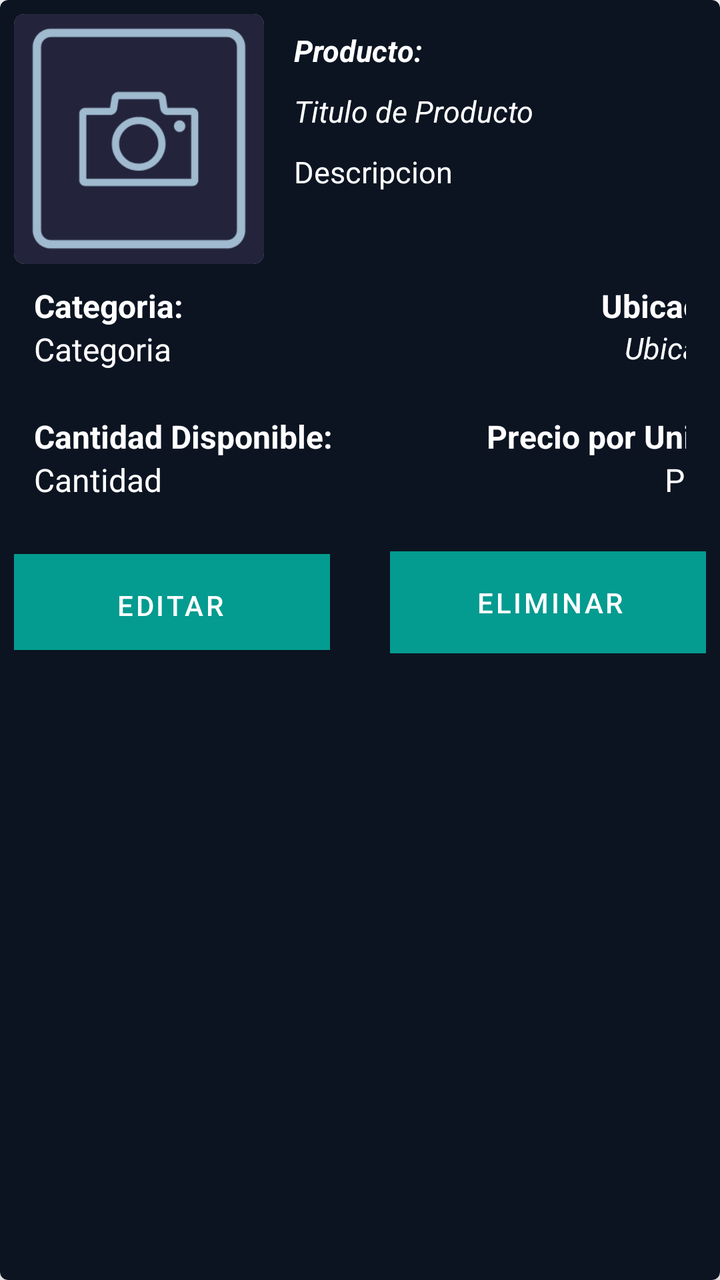
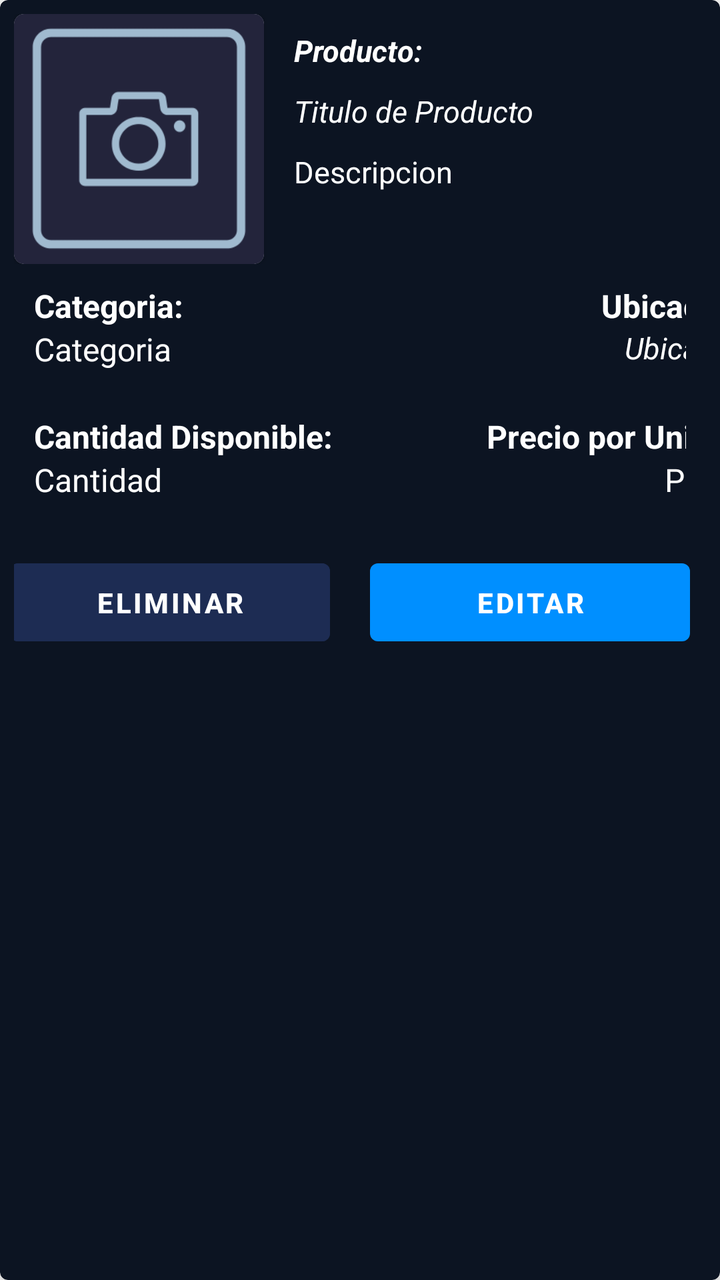

The first picture is an Android layout as it rendered before a commit; the second is the same layout after the commit. The layout source and the unified diff follow.
<!-- AndroidManifest.xml: application theme Theme.UNIverse -->
<!-- res/layout/activity_inventory.xml -->
<?xml version="1.0" encoding="utf-8"?>

<androidx.cardview.widget.CardView xmlns:android="http://schemas.android.com/apk/res/android"
    xmlns:app="http://schemas.android.com/apk/res-auto"
    android:layout_width="match_parent"
    android:layout_height="wrap_content"
    android:id="@+id/card_view_stock"
    android:layout_margin="8dp"
    app:cardBackgroundColor="@color/post"
    app:cardCornerRadius="4dp"
    app:cardElevation="6dp"
    app:contentPadding="2dp">

    <LinearLayout
        android:layout_width="match_parent"
        android:layout_height="wrap_content"
        android:orientation="vertical"
        android:padding="5dp">

        <LinearLayout
            android:layout_width="match_parent"
            android:layout_height="wrap_content"
            android:orientation="horizontal">

            <androidx.cardview.widget.CardView
                android:layout_width="125dp"
                android:layout_height="125dp"
                app:cardCornerRadius="5dp">

                <ImageView
                    android:id="@+id/stock_photo"
                    android:layout_width="wrap_content"
                    android:layout_height="wrap_content"
                    android:src="@drawable/ic_foto_update"/>
            </androidx.cardview.widget.CardView>

            <LinearLayout
                android:layout_width="match_parent"
                android:layout_height="wrap_content"
                android:layout_marginStart="10dp"
                android:layout_marginTop="3dp"
                android:orientation="vertical">

                <TextView
                    android:layout_width="match_parent"
                    android:layout_height="wrap_content"
                    android:padding="5dp"
                    android:text="Producto:"
                    android:textSize="15sp"
                    android:textColor="@color/white"
                    android:textStyle="bold|italic"/>
                <TextView
                    android:id="@+id/stock_titulo"
                    android:layout_width="match_parent"
                    android:layout_height="wrap_content"
                    android:padding="5dp"
                    android:text="Titulo de Producto"
                    android:textSize="15sp"
                    android:textColor="@color/white"
                    android:textStyle="italic"/>

                <TextView
                    android:id="@+id/stock_description"
                    android:layout_width="match_parent"
                    android:layout_height="wrap_content"
                    android:padding="5dp"
                    android:text="Descripcion"
                    android:textSize="15sp"
                    android:textColor="@color/white"/>

            </LinearLayout>

        </LinearLayout>

        <LinearLayout
            android:id="@+id/stock_section_locate_category"
            android:layout_width="match_parent"
            android:layout_height="wrap_content"
            android:orientation="horizontal"
            android:padding="10dp"
            android:layout_marginBottom="2dp">
            <LinearLayout
                android:layout_width="180dp"
                android:layout_height="wrap_content"
                android:orientation="vertical">
                <TextView
                    android:layout_width="match_parent"
                    android:layout_height="wrap_content"
                    android:text="Categoria:"
                    android:textSize="16sp"
                    android:textColor="@color/white"
                    android:textStyle="bold"/>
                <TextView
                    android:id="@+id/stock_category"
                    android:layout_width="match_parent"
                    android:layout_height="wrap_content"
                    android:text="Categoria"
                    android:textSize="16sp"
                    android:textColor="@color/white" />
            </LinearLayout>
            <LinearLayout
                android:layout_width="180dp"
                android:layout_height="wrap_content"
                android:orientation="vertical">
                <TextView
                    android:layout_width="match_parent"
                    android:layout_height="wrap_content"
                    android:text="Ubicacion:"
                    android:textSize="16sp"
                    android:textColor="@color/white"
                    android:textStyle="bold"
                    android:textAlignment="textEnd"/>
                <TextView
                    android:id="@+id/stock_locate"
                    android:layout_width="match_parent"
                    android:layout_height="wrap_content"
                    android:text="Ubicacion"
                    android:textStyle="italic"
                    android:textSize="15sp"
                    android:textColor="@color/white"
                    android:textAlignment="textEnd"/>
            </LinearLayout>

        </LinearLayout>

        <LinearLayout
            android:id="@+id/stock_section_cant_cost"
            android:layout_width="match_parent"
            android:layout_height="wrap_content"
            android:orientation="horizontal"
            android:padding="10dp"
            android:layout_marginBottom="10dp">
            <LinearLayout
                android:layout_width="180dp"
                android:layout_height="wrap_content"
                android:orientation="vertical">
                <TextView
                    android:layout_width="match_parent"
                    android:layout_height="wrap_content"
                    android:text="Cantidad Disponible:"
                    android:textSize="16sp"
                    android:textColor="@color/white"
                    android:textStyle="bold"/>
                <TextView
                    android:id="@+id/stock_cant"
                    android:layout_width="match_parent"
                    android:layout_height="wrap_content"
                    android:text="Cantidad"
                    android:textSize="16sp"
                    android:textColor="@color/white" />
            </LinearLayout>
            <LinearLayout
                android:layout_width="180dp"
                android:layout_height="wrap_content"
                android:orientation="vertical">
                <TextView
                    android:layout_width="match_parent"
                    android:layout_height="wrap_content"
                    android:text="Precio por Unidad:"
                    android:textSize="16sp"
                    android:textColor="@color/white"
                    android:textStyle="bold"
                    android:textAlignment="textEnd"/>
                <TextView
                    android:id="@+id/stock_cost"
                    android:layout_width="match_parent"
                    android:layout_height="wrap_content"
                    android:text="Precio"
                    android:textSize="16sp"
                    android:textColor="@color/white"
                    android:textAlignment="textEnd"/>
            </LinearLayout>

        </LinearLayout>

        <LinearLayout
            android:layout_width="match_parent"
            android:layout_height="wrap_content"
            android:orientation="horizontal"
            android:gravity="center"
            android:layout_marginTop="5dp"
            android:layout_marginBottom="10dp">

            <Button
                android:id="@+id/stock_editButton"
                android:layout_width="160dp"
                android:layout_height="48dp"
                android:background="@color/cloud_burst"
                android:text="Editar"
                android:textColor="@color/white"
                android:layout_marginEnd="20dp"
                android:layout_marginStart="10dp"
                android:padding="10dp"/>

            <Button
                android:id="@+id/stock_deleteButton"
                android:layout_width="160dp"
                android:layout_height="wrap_content"
                android:background="@color/cloud_burst"
                android:text="Eliminar"
                android:layout_marginStart="10dp"
                android:layout_marginEnd="10dp"
                android:textColor="@color/white"
                android:padding="10dp"/>
        </LinearLayout>
    </LinearLayout>
</androidx.cardview.widget.CardView>
<!-- resources referenced by this layout -->
<resources>
  <color name="cloud_burst">#1d2c53</color>
  <color name="post">#0C1422</color>
  <color name="white">#FFFFFFFF</color>
  <!-- drawable ic_foto_update: png bitmap (drawable, 8267 bytes) -->
  <style name="Theme.UNIverse" parent="Theme.MaterialComponents.DayNight.NoActionBar">
          
          <item name="colorPrimary">@color/cyan</item>
          <item name="colorPrimaryVariant">@color/purple_700</item>
          <item name="colorOnPrimary">@color/white</item>
          
          <item name="colorSecondary">@color/teal_200</item>
          <item name="colorSecondaryVariant">@color/teal_700</item>
          <item name="colorOnSecondary">@color/black</item>
          
          <item name="android:statusBarColor">?attr/colorPrimaryVariant</item>
          
          <item name="colorButtonNormal">@color/cyan</item>
      </style>
  <color name="cyan">#049B90</color>
  <color name="purple_700">#FF3700B3</color>
  <color name="teal_200">#FF03DAC5</color>
  <color name="teal_700">#FF018786</color>
  <color name="black">#FF000000</color>
</resources>

<!-- the commit's change to res/layout/activity_inventory.xml (unified diff, before → after) -->
@@ -182,25 +182,26 @@
             android:layout_marginBottom="10dp">
 
             <Button
-                android:id="@+id/stock_editButton"
-                android:layout_width="160dp"
-                android:layout_height="48dp"
-                android:background="@color/cloud_burst"
-                android:text="Editar"
-                android:textColor="@color/white"
-                android:layout_marginEnd="20dp"
-                android:layout_marginStart="10dp"
-                android:padding="10dp"/>
-
-            <Button
                 android:id="@+id/stock_deleteButton"
                 android:layout_width="160dp"
                 android:layout_height="wrap_content"
-                android:background="@color/cloud_burst"
+                android:backgroundTint="@color/cloud_burst"
                 android:text="Eliminar"
                 android:layout_marginStart="10dp"
                 android:layout_marginEnd="10dp"
                 android:textColor="@color/white"
+                android:textStyle="bold"
+                android:padding="10dp"/>
+
+            <Button
+                android:id="@+id/stock_editButton"
+                android:layout_width="160dp"
+                android:layout_height="wrap_content"
+                android:text="Editar"
+                android:textColor="@color/white"
+                android:textStyle="bold"
+                android:layout_marginEnd="20dp"
+                android:layout_marginStart="10dp"
                 android:padding="10dp"/>
         </LinearLayout>
     </LinearLayout>
<!-- resource entries referenced after the edit -->
@@ -6,22 +6,22 @@
   <!-- drawable ic_foto_update: png bitmap (drawable, 8267 bytes) -->
   <style name="Theme.UNIverse" parent="Theme.MaterialComponents.DayNight.NoActionBar">
           
-          <item name="colorPrimary">@color/cyan</item>
+          <item name="colorPrimary">@color/sky_blue_button</item>
           <item name="colorPrimaryVariant">@color/purple_700</item>
           <item name="colorOnPrimary">@color/white</item>
           
           <item name="colorSecondary">@color/teal_200</item>
-          <item name="colorSecondaryVariant">@color/teal_700</item>
+          <item name="colorSecondaryVariant">@color/sky_blue_button</item>
           <item name="colorOnSecondary">@color/black</item>
           
           <item name="android:statusBarColor">?attr/colorPrimaryVariant</item>
           
           <item name="colorButtonNormal">@color/cyan</item>
       </style>
+  <color name="sky_blue_button">#008FFF</color>
   <color name="cyan">#049B90</color>
   <color name="purple_700">#FF3700B3</color>
   <color name="teal_200">#FF03DAC5</color>
-  <color name="teal_700">#FF018786</color>
   <color name="black">#FF000000</color>
 </resources>
 
